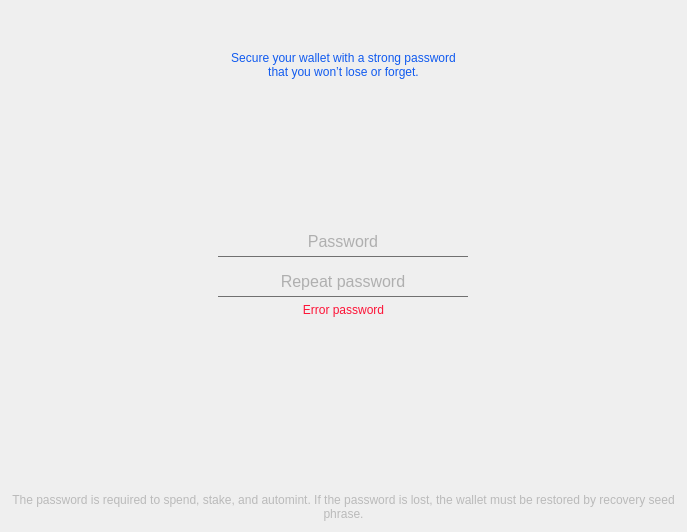
Veil-Project/veil, file src/qt/veil/forms/createpassword.ui: the form before one commit.
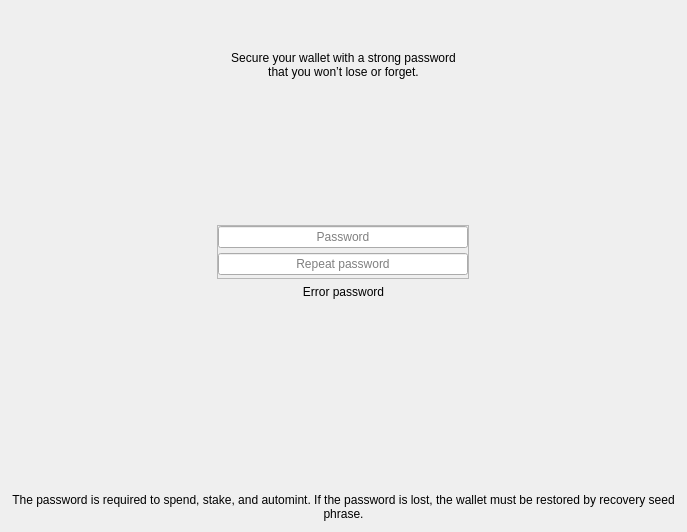
The form after the commit.

```diff
--- a/src/qt/veil/forms/createpassword.ui
+++ b/src/qt/veil/forms/createpassword.ui
@@ -38,9 +38,6 @@
        <height>50</height>
       </size>
      </property>
-     <property name="styleSheet">
-      <string notr="true">color:#105aef;</string>
-     </property>
      <property name="text">
       <string>Secure your wallet with a strong password 
 that you won’t lose or forget.</string>
@@ -77,9 +74,6 @@
        <height>50</height>
       </size>
      </property>
-     <property name="styleSheet">
-      <string notr="true">border:none;</string>
-     </property>
      <property name="frameShape">
       <enum>QFrame::StyledPanel</enum>
      </property>
@@ -116,16 +110,6 @@
           <height>16777215</height>
          </size>
         </property>
-        <property name="styleSheet">
-         <string notr="true">background-color:transparent;
-color:#707070;
-font-size:16px;
-border:0px;
-padding-right:6px;
-padding-left:6px;
-padding-top:6px;
-padding-bottom:2px;</string>
-        </property>
         <property name="inputMethodHints">
          <set>Qt::ImhHiddenText|Qt::ImhNoAutoUppercase|Qt::ImhNoPredictiveText|Qt::ImhSensitiveData</set>
         </property>
@@ -157,10 +141,6 @@
           <height>1</height>
          </size>
         </property>
-        <property name="styleSheet">
-         <string notr="true">background-color:#707070;
-</string>
-        </property>
         <property name="text">
          <string/>
         </property>
@@ -180,16 +160,6 @@
           <height>16777215</height>
          </size>
         </property>
-        <property name="styleSheet">
-         <string notr="true">background-color:transparent;
-color:#707070;
-font-size:16px;
-border:0px;
-padding-right:6px;
-padding-left:6px;
-padding-top:12px;
-padding-bottom:2px;</string>
-        </property>
         <property name="echoMode">
          <enum>QLineEdit::Password</enum>
         </property>
@@ -221,9 +191,6 @@
           <height>1</height>
          </size>
         </property>
-        <property name="styleSheet">
-         <string notr="true">background-color:#707070;</string>
-        </property>
         <property name="text">
          <string/>
         </property>
@@ -234,9 +201,6 @@
    </item>
    <item>
     <widget class="QLabel" name="errorMessage">
-     <property name="styleSheet">
-      <string notr="true">color:#fd1337;</string>
-     </property>
      <property name="text">
       <string>Error password</string>
      </property>
@@ -260,9 +224,6 @@
    </item>
    <item>
     <widget class="QLabel" name="labelBody">
-     <property name="styleSheet">
-      <string notr="true">color:#bababa;</string>
-     </property>
      <property name="text">
       <string>The password is required to spend, stake, and automint. If the password is lost, the wallet must be restored by recovery seed phrase.</string>
      </property>
```
